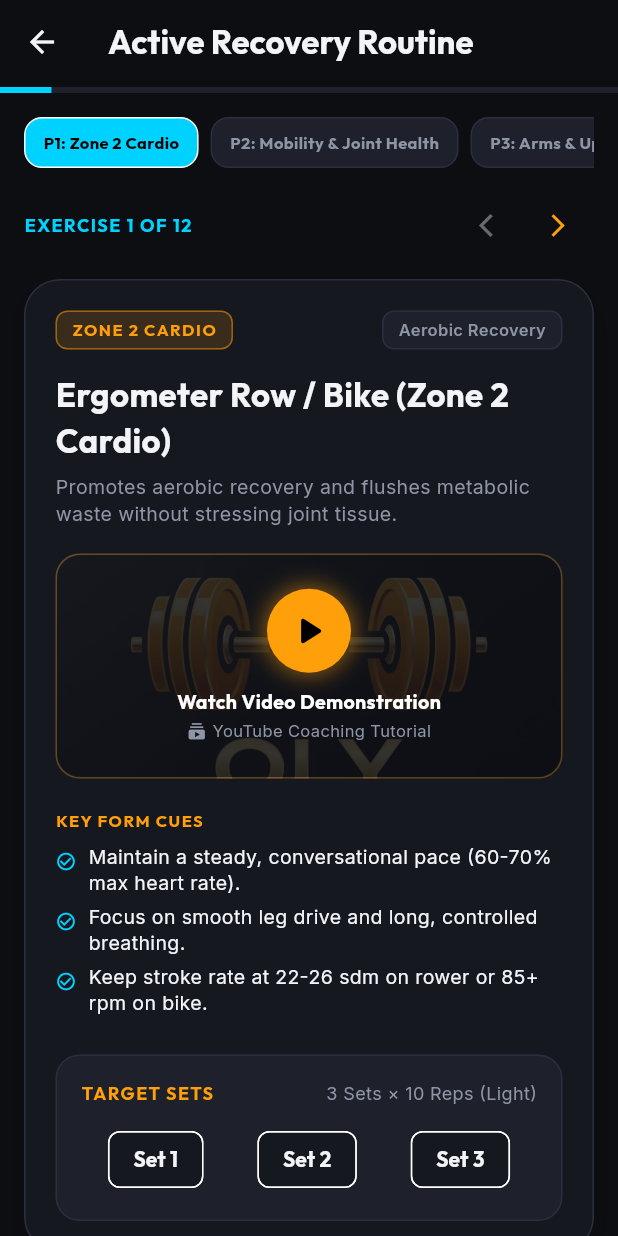
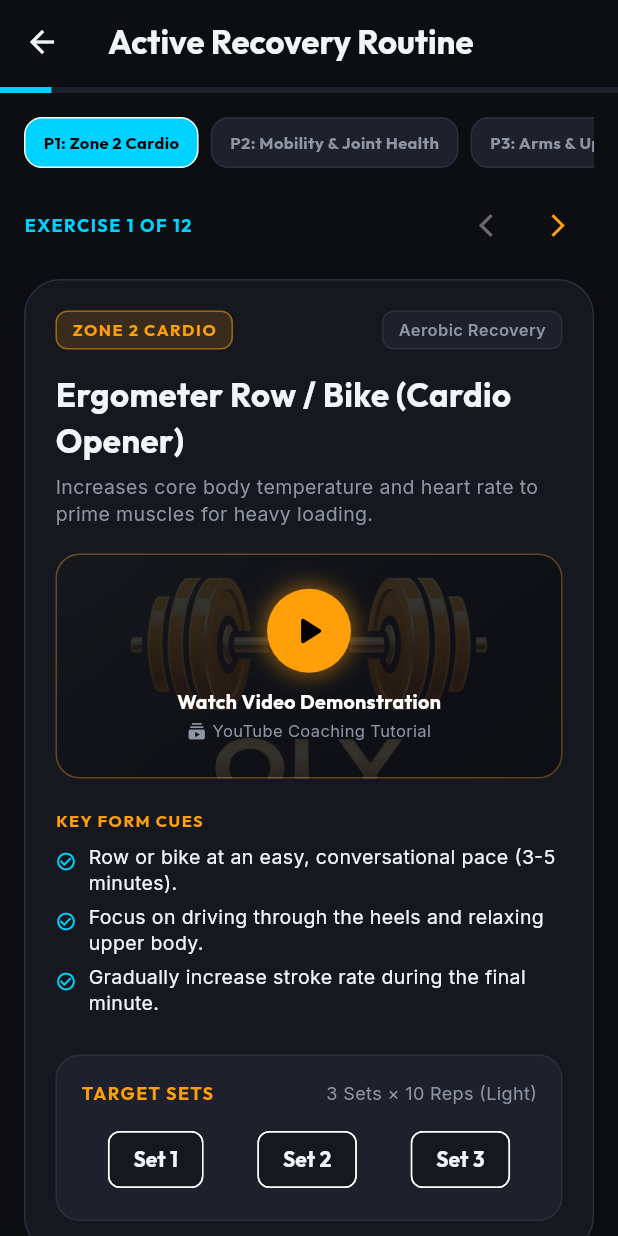
Before and after one commit to drexel-ue/oly, a Flutter app: the screen it shows after launch, scrolled down 574 dp, after a tap on "START FLOW", on a phone screen of 412 x 824 dp. Run offline on Flutter 3.47's test engine with Material 3 defaults, Android fonts, the phone set to English and light mode, and no system bars; our stand-ins replace google_fonts, shared_preferences.

Commit message:
feat: Add Guided Warm-Up video flow with exercise-specific barbell prep

```diff
--- a/lib/models/mobility_exercise_model.dart
+++ b/lib/models/mobility_exercise_model.dart
@@ -9,6 +9,9 @@ enum MobilityFocusArea {
   arms,
   absCore,
   gripStrength,
+  barbellSnatch,
+  barbellCleanJerk,
+  barbellSquat,
 }
 
 enum MobilityCategory {
@@ -16,6 +19,8 @@ enum MobilityCategory {
   liftingAccessory,
   cardioConditioning,
   hypertrophyCore,
+  foamRolling,
+  barbellPrep,
 }
 
 class MobilityExerciseModel {
@@ -89,29 +94,29 @@ class MobilityExerciseModel {
 
   static List<MobilityExerciseModel> defaultExercises() {
     return [
-      // PHASE 1: Zone 2 Cardio & Conditioning
+      // CARDIO OPENERS
       MobilityExerciseModel(
         id: 'zone2_cardio_row',
-        name: 'Ergometer Row / Bike (Zone 2 Cardio)',
+        name: 'Ergometer Row / Bike (Cardio Opener)',
         focusArea: MobilityFocusArea.cardio,
         category: MobilityCategory.cardioConditioning,
-        description: 'Promotes aerobic recovery and flushes metabolic waste without stressing joint tissue.',
+        description: 'Increases core body temperature and heart rate to prime muscles for heavy loading.',
         cues: [
-          'Maintain a steady, conversational pace (60-70% max heart rate).',
-          'Focus on smooth leg drive and long, controlled breathing.',
-          'Keep stroke rate at 22-26 sdm on rower or 85+ rpm on bike.'
+          'Row or bike at an easy, conversational pace (3-5 minutes).',
+          'Focus on driving through the heels and relaxing upper body.',
+          'Gradually increase stroke rate during the final minute.'
         ],
-        durationSeconds: 900, // 15 mins
+        durationSeconds: 180, // 3 mins
         videoUrl: 'https://www.youtube.com/watch?v=H0r_Zp1m7rY',
         isYoutube: true,
       ),
 
-      // PHASE 2: Thoracic Spine Mobility
+      // FOAM ROLLING
       MobilityExerciseModel(
         id: 'thoracic_foam_roll',
-        name: 'Thoracic Extension on Foam Roller',
+        name: 'Thoracic Extension Foam Roll',
         focusArea: MobilityFocusArea.thoracicSpine,
-        category: MobilityCategory.mobilityDrill,
+        category: MobilityCategory.foamRolling,
         description: 'Mobilizes upper back extension necessary for upright catch positions in snatch & front squat.',
         cues: [
           'Support your head with your hands, elbows pointed forward.',
@@ -123,22 +128,36 @@ class MobilityExerciseModel {
         isYoutube: true,
       ),
       MobilityExerciseModel(
-        id: 'cat_cow_thoracic',
-        name: 'Quadruped Thoracic Rotations',
-        focusArea: MobilityFocusArea.thoracicSpine,
-        category: MobilityCategory.mobilityDrill,
-        description: 'Increases thoracic rotation and rib cage mobility for shoulder overhead positioning.',
+        id: 'quads_lats_foam_roll',
+        name: 'Quads & Lats Foam Roll',
+        focusArea: MobilityFocusArea.quadriceps,
+        category: MobilityCategory.foamRolling,
+        description: 'Releases quad and upper lat stiffness before squatting and turnover pulls.',
         cues: [
-          'Place one hand behind your head while in all-fours position.',
-          'Rotate your elbow down towards the opposite wrist, then drive it up to the ceiling.',
-          'Exhale fully at top extension.'
+          'Roll 8-10 slow passes along the front of quads and side of lats.',
+          'Pause on tender spots for 5-10 seconds to allow tissue release.'
         ],
-        durationSeconds: 60,
-        videoUrl: 'https://www.youtube.com/watch?v=g8uF03zTdfY',
+        durationSeconds: 90,
+        videoUrl: 'https://www.youtube.com/watch?v=vV7A_6zT3tI',
         isYoutube: true,
       ),
 
-      // Shoulder & Overhead Stability
+      // JOINT MOBILIZATION & DROMS
+      MobilityExerciseModel(
+        id: 'wrist_elbow_droms',
+        name: 'Wrists & Elbows Dynamic Rotations',
+        focusArea: MobilityFocusArea.shoulderOverhead,
+        category: MobilityCategory.mobilityDrill,
+        description: 'Preps wrists and elbows for front rack and snatch overhead catch positions.',
+        cues: [
+          'Interlock fingers and rotate wrists in 15 clockwise and counter-clockwise circles.',
+          'Perform 10 elbow rotations inside and out.',
+          'Stretch wrists back against floor in all-fours position.'
+        ],
+        durationSeconds: 60,
+        videoUrl: 'https://www.youtube.com/watch?v=g38U-JqB-v0',
+        isYoutube: true,
+      ),
       MobilityExerciseModel(
         id: 'banded_shoulder_dislocates',
         name: 'PVC / Banded Shoulder Pass-Throughs',
@@ -155,6 +174,110 @@ class MobilityExerciseModel {
         isYoutube: true,
       ),
       MobilityExerciseModel(
+        id: 'hip_90_90_switches',
+        name: '90/90 Hip Mobility Switches',
+        focusArea: MobilityFocusArea.hipCapsule,
+        category: MobilityCategory.mobilityDrill,
+        description: 'Mobilizes internal and external hip rotation for deep squat receiving positions.',
+        cues: [
+          'Sit on floor with knees bent at 90-degree angles.',
+          'Rotate hips to transition from left side to right side smoothly.',
+          'Keep chest tall and avoid leaning far back.'
+        ],
+        durationSeconds: 90,
+        videoUrl: 'https://www.youtube.com/watch?v=t5J5iZ1rPCo',
+        isYoutube: true,
+      ),
+      MobilityExerciseModel(
+        id: 'banded_ankle_distraction',
+        name: 'Banded Ankle Dorsiflexion Mobilization',
+        focusArea: MobilityFocusArea.ankleDorsiflexion,
+        category: MobilityCategory.mobilityDrill,
+        description: 'Clears anterior ankle joint pinching to allow deeper, upright squat positioning.',
+        cues: [
+          'Attach heavy resistance band low on rig and loop around ankle talus bone.',
+          'Step forward into tension and drive knee over pinky toe.',
+          'Oscillate gently forward and backward for 60 seconds per ankle.'
+        ],
+        durationSeconds: 90,
+        videoUrl: 'https://www.youtube.com/watch?v=1b-9eW2YnQE',
+        isYoutube: true,
+      ),
+
+      // BARBELL PREP: SNATCH SPECIFIC
+      MobilityExerciseModel(
+        id: 'burgener_snatch_warmup',
+        name: 'Burgener Empty Barbell Snatch Warm-Up',
+        focusArea: MobilityFocusArea.barbellSnatch,
+        category: MobilityCategory.barbellPrep,
+        description: 'The standard Olympic lifting warmup complex for snatch trajectory, speed, and extension.',
+        cues: [
+          'Perform 5 reps of: Dip & Drive (Down & Up).',
+          '5 reps of: Dip-Drive & Elbows High and Outside.',
+          '5 reps of: Muscle Snatch.',
+          '5 reps of: Snatch Lands (Footwork) & Snatch Drops.'
+        ],
+        defaultSets: 1,
+        defaultReps: 5,
+        videoUrl: 'https://www.youtube.com/watch?v=mWfRBMTj_Lg',
+        isYoutube: true,
+      ),
+      MobilityExerciseModel(
+        id: 'sotts_press',
+        name: 'Press in Snatch Bottom (Sotts Press)',
+        focusArea: MobilityFocusArea.barbellSnatch,
+        category: MobilityCategory.barbellPrep,
+        description: 'Builds extreme overhead stability and hip/ankle flexibility in the bottom of the snatch.',
+        cues: [
+          'Sit in deep snatch squat with empty barbell or PVC pipe.',
+          'Press bar straight up overhead without standing up.',
+          'Lock elbows firmly and hold top position for 2 seconds.'
+        ],
+        defaultSets: 2,
+        defaultReps: 5,
+        videoUrl: 'https://www.youtube.com/watch?v=2r1H_vS29lE',
+        isYoutube: true,
+      ),
+
+      // BARBELL PREP: CLEAN & JERK SPECIFIC
+      MobilityExerciseModel(
+        id: 'clean_jerk_bar_prep',
+        name: 'Empty Barbell Clean & Jerk Prep Complex',
+        focusArea: MobilityFocusArea.barbellCleanJerk,
+        category: MobilityCategory.barbellPrep,
+        description: 'Preps front rack delivery, dip-and-drive verticality, and jerk split receiver.',
+        cues: [
+          'Perform 5 reps of: Empty Bar Front Squats.',
+          '5 reps of: Tall Cleans (High Pull + Quick Drop under).',
+          '5 reps of: Push Press.',
+          '5 reps of: Split Jerk footwork drops.'
+        ],
+        defaultSets: 1,
+        defaultReps: 5,
+        videoUrl: 'https://www.youtube.com/watch?v=vUXtD-88wEU',
+        isYoutube: true,
+      ),
+
+      // BARBELL PREP: SQUAT SPECIFIC
+      MobilityExerciseModel(
+        id: 'squat_bar_prep',
+        name: 'Empty Barbell Paused Squat Prep',
+        focusArea: MobilityFocusArea.barbellSquat,
+        category: MobilityCategory.barbellPrep,
+        description: 'Primes deep squat positioning, adductors, and core bracing under barbell load.',
+        cues: [
+          'Perform 5 empty bar Front or Back Squats with a 3-second pause in the hole.',
+          'Focus on driving knees out and keeping chest upright.',
+          'Perform 5 explosive squat jumps with empty bar.'
+        ],
+        defaultSets: 2,
+        defaultReps: 5,
+        videoUrl: 'https://www.youtube.com/watch?v=tpU1U4V9nNo',
+        isYoutube: true,
+      ),
+
+      // ACCESSORIES & HYPERTROPHY
+      MobilityExerciseModel(
         id: 'lu_raises',
         name: 'Lu Raises (Lateral Full Range)',
         focusArea: MobilityFocusArea.shoulderOverhead,
@@ -168,39 +291,6 @@ class MobilityExerciseModel {
         defaultSets: 3,
         defaultReps: 12,
         videoUrl: 'https://www.youtube.com/watch?v=sO7u_m-7y88',
-        isYoutube: true,
-      ),
-      MobilityExerciseModel(
-        id: 'sotts_press',
-        name: 'Press in Snatch Bottom (Sotts Press)',
-        focusArea: MobilityFocusArea.shoulderOverhead,
-        category: MobilityCategory.liftingAccessory,
-        description: 'Builds extreme overhead stability and hip/ankle flexibility in the bottom of the snatch.',
-        cues: [
-          'Sit in deep snatch squat with empty barbell or PVC pipe.',
-          'Press bar straight up overhead without standing up.',
-          'Lock elbows firmly and hold top position for 2 seconds.'
-        ],
-        defaultSets: 3,
-        defaultReps: 6,
-        videoUrl: 'https://www.youtube.com/watch?v=2r1H_vS29lE',
-        isYoutube: true,
-      ),
-
-      // Hip Capsule & Flexor Opener
-      MobilityExerciseModel(
-        id: 'hip_90_90_switches',
-        name: '90/90 Hip Mobility Switches',
-        focusArea: MobilityFocusArea.hipCapsule,
-        category: MobilityCategory.mobilityDrill,
-        description: 'Mobilizes internal and external hip rotation for deep squat receiving positions.',
-        cues: [
-          'Sit on floor with knees bent at 90-degree angles.',
-          'Rotate hips to transition from left side to right side smoothly.',
-          'Keep chest tall and avoid leaning far back.'
-        ],
-        durationSeconds: 90,
-        videoUrl: 'https://www.youtube.com/watch?v=t5J5iZ1rPCo',
         isYoutube: true,
       ),
       MobilityExerciseModel(
@@ -219,40 +309,6 @@ class MobilityExerciseModel {
         videoUrl: 'https://www.youtube.com/watch?v=tpU1U4V9nNo',
         isYoutube: true,
       ),
-
-      // Ankle Dorsiflexion
-      MobilityExerciseModel(
-        id: 'banded_ankle_distraction',
-        name: 'Banded Ankle Dorsiflexion Mobilization',
-        focusArea: MobilityFocusArea.ankleDorsiflexion,
-        category: MobilityCategory.mobilityDrill,
-        description: 'Clears anterior ankle joint pinching to allow deeper, upright squat positioning.',
-        cues: [
-          'Attach heavy resistance band low on rig and loop around ankle talus bone.',
-          'Step forward into tension and drive knee over pinky toe.',
-          'Oscillate gently forward and backward for 60 seconds per ankle.'
-        ],
-        durationSeconds: 90,
-        videoUrl: 'https://www.youtube.com/watch?v=1b-9eW2YnQE',
-        isYoutube: true,
-      ),
-      MobilityExerciseModel(
-        id: 'kettlebell_knee_drives',
-        name: 'Weighted Ankle Knee Drives',
-        focusArea: MobilityFocusArea.ankleDorsiflexion,
-        category: MobilityCategory.mobilityDrill,
-        description: 'Uses weight on the knee to force deep ankle dorsiflexion and calf stretch.',
-        cues: [
-          'Rest kettlebell or plate on knee while in half-kneeling stance.',
-          'Lean forward into maximum knee travel over toes.',
-          'Hold end position for 5 seconds per rep.'
-        ],
-        durationSeconds: 60,
-        videoUrl: 'https://www.youtube.com/watch?v=U2l-S_W_Gv8',
-        isYoutube: true,
-      ),
-
-      // Posterior Chain & Hamstrings
       MobilityExerciseModel(
         id: 'jefferson_curl',
         name: 'Jefferson Curls (Weighted Segmented Hinge)',
@@ -270,24 +326,6 @@ class MobilityExerciseModel {
         isYoutube: true,
       ),
       MobilityExerciseModel(
-        id: 'single_leg_rdl',
-        name: 'Bodyweight Single-Leg RDL',
-        focusArea: MobilityFocusArea.posteriorChain,
-        category: MobilityCategory.liftingAccessory,
-        description: 'Addresses posterior chain imbalances and improves single-leg hip hinge stability for clean pulls.',
-        cues: [
-          'Hinge at hip extending non-working leg straight behind you.',
-          'Keep hips level to ground and back straight.',
-          'Squeeze glute of working leg to return upright.'
-        ],
-        defaultSets: 3,
-        defaultReps: 8,
-        videoUrl: 'https://www.youtube.com/watch?v=Vd0nSjV3F3Q',
-        isYoutube: true,
-      ),
-
-      // Quadriceps & Glute Flush
-      MobilityExerciseModel(
         id: 'couch_stretch',
         name: 'Couch Stretch (Quad & Hip Flexor)',
         focusArea: MobilityFocusArea.quadriceps,
@@ -302,8 +340,6 @@ class MobilityExerciseModel {
         videoUrl: 'https://www.youtube.com/watch?v=JmF02wHjRik',
         isYoutube: true,
       ),
-
-      // PHASE 3: Arms & Upper Hypertrophy
       MobilityExerciseModel(
         id: 'db_bicep_curls',
         name: 'Dumbbell Bicep Curls',
@@ -336,8 +372,6 @@ class MobilityExerciseModel {
         videoUrl: 'https://www.youtube.com/watch?v=_gsUck-7M74',
         isYoutube: true,
       ),
-
-      // PHASE 4: Abs & Core Stability
       MobilityExerciseModel(
         id: 'hanging_leg_raises',
         name: 'Hanging Leg Raises',
@@ -371,8 +405,6 @@ class MobilityExerciseModel {
         videoUrl: 'https://www.youtube.com/watch?v=rqiTPdK2j9A',
         isYoutube: true,
       ),
-
-      // PHASE 5: Grip Strength
       MobilityExerciseModel(
         id: 'farmers_carries',
         name: 'Heavy Farmer\'s Carries',
@@ -401,7 +433,7 @@ class MobilityExerciseModel {
           'Relax lower body completely and let spine stretch out.',
           'Hold grip firmly for 45-60 seconds per set.'
         ],
-        durationSeconds: 60,
+        durationSeconds: 45,
         defaultSets: 3,
         defaultReps: 1,
         videoUrl: 'https://www.youtube.com/watch?v=W-L596Y_G68',
--- /dev/null
+++ b/lib/services/warmup_engine_service.dart
@@ -0,0 +1,136 @@
+import '../models/mobility_exercise_model.dart';
+import '../models/program_model.dart';
+
+class WarmupPhaseGroup {
+  final int phaseNumber;
+  final String title;
+  final String subtitle;
+  final List<MobilityExerciseModel> exercises;
+
+  WarmupPhaseGroup({
+    required this.phaseNumber,
+    required this.title,
+    required this.subtitle,
+    required this.exercises,
+  });
+}
+
+class GeneratedWarmupRoutine {
+  final String workoutTitle;
+  final List<WarmupPhaseGroup> phaseGroups;
+  final List<MobilityExerciseModel> exercises;
+  final List<String> diagnosticReasons;
+  final int totalEstimatedMinutes;
+
+  GeneratedWarmupRoutine({
+    required this.workoutTitle,
+    required this.phaseGroups,
+    required this.exercises,
+    required this.diagnosticReasons,
+    required this.totalEstimatedMinutes,
+  });
+}
+
+class WarmupEngineService {
+  static GeneratedWarmupRoutine generateWarmup({
+    required DayTemplate? dayTemplate,
+    List<MobilityExerciseModel>? customCatalog,
+  }) {
+    final catalog = customCatalog ?? MobilityExerciseModel.defaultExercises();
+    final diagnosticReasons = <String>[];
+    final title = dayTemplate?.title ?? 'Olympic Weightlifting Session';
+
+    // 1. Inspect Scheduled Exercises for Today
+    bool hasSnatch = false;
+    bool hasCleanJerk = false;
+    bool hasSquat = false;
+
+    if (dayTemplate != null) {
+      for (var phase in dayTemplate.phases) {
+        for (var ex in phase.exercises) {
+          final name = ex.name.toLowerCase();
+          if (name.contains('snatch')) hasSnatch = true;
+          if (name.contains('clean') || name.contains('jerk')) hasCleanJerk = true;
+          if (name.contains('squat')) hasSquat = true;
+        }
+      }
+    }
+
+    // Default if no specific lifts found
+    if (!hasSnatch && !hasCleanJerk && !hasSquat) {
+      hasSnatch = true;
+      hasCleanJerk = true;
+    }
+
+    // --- PHASE 1: CARDIO OPENER ---
+    final phase1Exercises = catalog.where((ex) => ex.id == 'zone2_cardio_row').toList();
+
+    // --- PHASE 2: FOAM ROLLING ---
+    final phase2Exercises = catalog.where((ex) => ex.category == MobilityCategory.foamRolling).toList();
+
+    // --- PHASE 3: JOINT MOBILIZATION & DROMS ---
+    final phase3Exercises = catalog.where((ex) =>
+        ex.id == 'wrist_elbow_droms' ||
+        ex.id == 'banded_shoulder_dislocates' ||
+        ex.id == 'hip_90_90_switches' ||
+        ex.id == 'banded_ankle_distraction').toList();
+
+    // --- PHASE 4: BARBELL PREP ---
+    final phase4Exercises = <MobilityExerciseModel>[];
+
+    if (hasSnatch) {
+      final snatchPrep = catalog.where((ex) => ex.focusArea == MobilityFocusArea.barbellSnatch).toList();
+      phase4Exercises.addAll(snatchPrep);
+      diagnosticReasons.add('Snatch Specific Prep: Burgener complex & Sotts Press for overhead stability.');
+    }
+
+    if (hasCleanJerk) {
+      final cjPrep = catalog.where((ex) => ex.focusArea == MobilityFocusArea.barbellCleanJerk).toList();
+      phase4Exercises.addAll(cjPrep);
+      diagnosticReasons.add('Clean & Jerk Prep: Front rack delivery & Jerk dip-and-drive verticality.');
+    }
+
+    if (hasSquat && !hasSnatch && !hasCleanJerk) {
+      final squatPrep = catalog.where((ex) => ex.focusArea == MobilityFocusArea.barbellSquat).toList();
+      phase4Exercises.addAll(squatPrep);
+      diagnosticReasons.add('Squat Specific Prep: Paused empty bar squats to prime hip adductors.');
+    }
+
+    final phaseGroups = [
+      WarmupPhaseGroup(
+        phaseNumber: 1,
+        title: 'Phase 1: Cardio Opener',
+        subtitle: '3-5 Mins Aerobic Heart Rate Pulse',
+        exercises: phase1Exercises,
+      ),
+      WarmupPhaseGroup(
+        phaseNumber: 2,
+        title: 'Phase 2: Foam Rolling',
+        subtitle: 'Thoracic Spine, Lats & Quads Release',
+        exercises: phase2Exercises,
+      ),
+      WarmupPhaseGroup(
+        phaseNumber: 3,
+        title: 'Phase 3: Joint Mobilization',
+        subtitle: 'Wrists, Ankles, Hips & PVC Pass-Throughs',
+        exercises: phase3Exercises,
+      ),
+      WarmupPhaseGroup(
+        phaseNumber: 4,
+        title: 'Phase 4: Barbell Warm-Up',
+        subtitle: 'Tailored for today\'s primary lifts',
+        exercises: phase4Exercises,
+      ),
+    ];
+
+    final allExercises = phaseGroups.expand((g) => g.exercises).toList();
+
+    return GeneratedWarmupRoutine(
+      workoutTitle: title,
+      phaseGroups: phaseGroups,
+      exercises: allExercises,
+      diagnosticReasons: diagnosticReasons,
+      totalEstimatedMinutes: 12,
+    );
+  }
+}
--- a/lib/widgets/video_player_card.dart
+++ b/lib/widgets/video_player_card.dart
@@ -469,6 +469,12 @@ class _VideoPlayerCardState extends State<VideoPlayerCard> {
         return 'Abs & Core';
       case MobilityFocusArea.gripStrength:
         return 'Grip Strength';
+      case MobilityFocusArea.barbellSnatch:
+        return 'Snatch Prep';
+      case MobilityFocusArea.barbellCleanJerk:
+        return 'Clean & Jerk Prep';
+      case MobilityFocusArea.barbellSquat:
+        return 'Squat Prep';
     }
   }
 
@@ -482,6 +488,10 @@ class _VideoPlayerCardState extends State<VideoPlayerCard> {
         return 'ZONE 2 CARDIO';
       case MobilityCategory.hypertrophyCore:
         return 'HYPERTROPHY & CORE';
+      case MobilityCategory.foamRolling:
+        return 'FOAM ROLLING';
+      case MobilityCategory.barbellPrep:
+        return 'BARBELL PREP';
     }
   }
 }
```
Also changed, not shown: lib/views/dashboard_screen.dart (+6 -6 lines), lib/views/warmup_session_screen.dart (added, +301 -0 lines), 1 other file.
